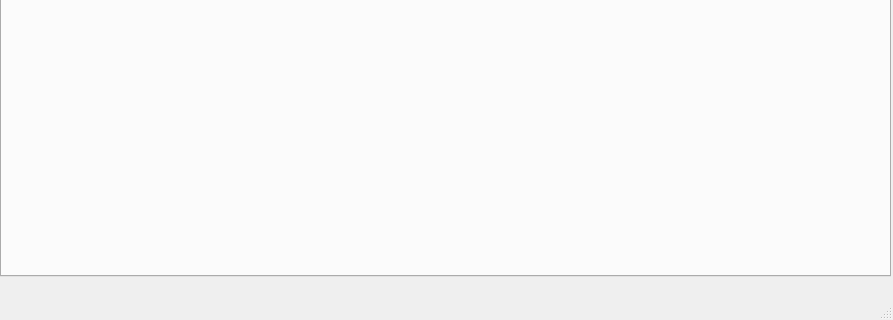
Old version of the form pySTEL/STELLOPT.ui in the repository PrincetonUniversity/STELLOPT; both pictures show x 0 to 893 and y 314 to 634 of the 893 by 634 pixel window.
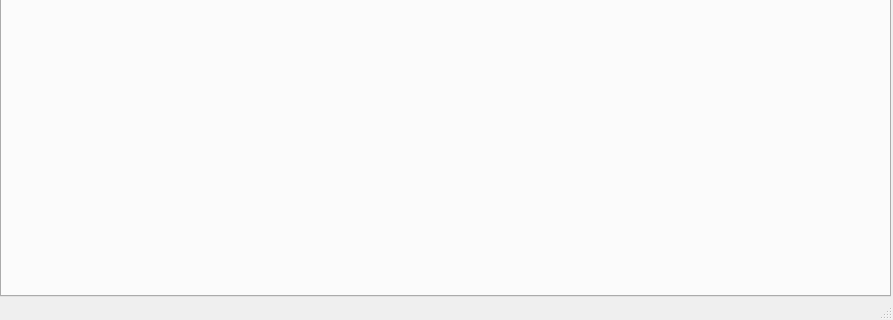
New version of the form.

Commit message: Disabled Overivew and STELLOPT Tabs, OPTplot now working

What changed in the file:
```diff
--- a/pySTEL/STELLOPT.ui
+++ b/pySTEL/STELLOPT.ui
@@ -20,7 +20,7 @@
       <x>0</x>
       <y>0</y>
       <width>891</width>
-      <height>591</height>
+      <height>611</height>
      </rect>
     </property>
     <property name="currentIndex">
@@ -1110,7 +1110,7 @@
         <x>309</x>
         <y>49</y>
         <width>561</width>
-        <height>501</height>
+        <height>521</height>
        </rect>
       </property>
       <layout class="QGridLayout" name="OPTplot_box"/>
```
Left out of the diff: 4 changed lines with no effect on the pictures. The commit also changes 1 other file.
